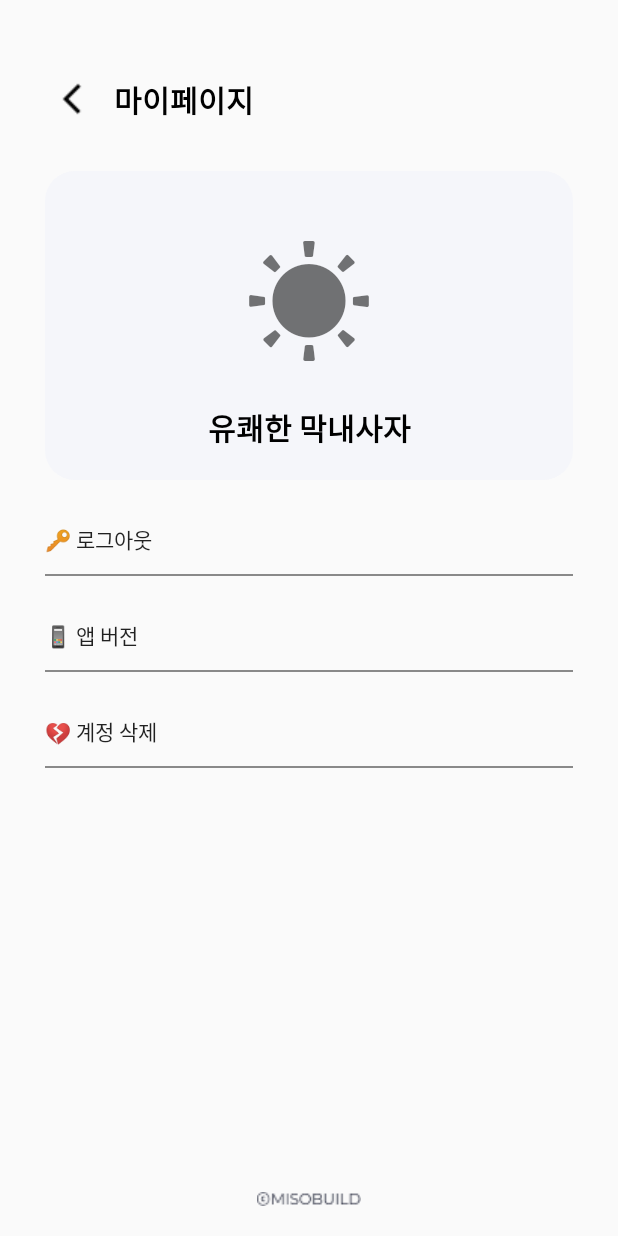
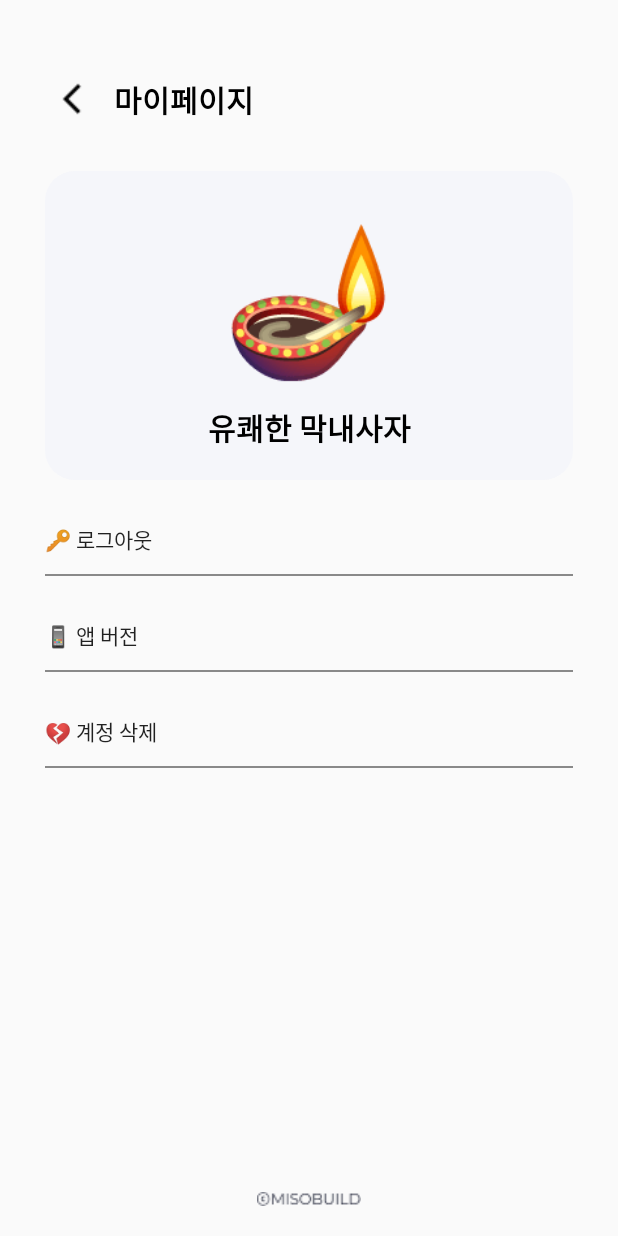
Before and after one commit to gjgustjd/WeatherChat, an Android app: the layout activity_mypage.xml on its own in the app's theme, with its tools: preview values and no code run, on a phone screen of 412 x 824 dp. Run offline under Robolectric (Android 15) with nearby library versions, the phone set to English and light mode, and no system bars.

Commit message:
이모지 표시 오류 해결

```diff
--- a/app/src/main/res/layout/activity_mypage.xml
+++ b/app/src/main/res/layout/activity_mypage.xml
@@ -72,8 +72,9 @@
             android:layout_marginTop="20dp"
             android:layout_marginBottom="10dp"
             android:gravity="center"
-            android:maxLength="1"
-            android:text="☀"
+            android:text="🪔"
+            android:textColor="@color/black"
+            android:textSize="20dp"
             app:autoSizeTextType="uniform"
             app:layout_constraintBottom_toTopOf="@+id/txt_nickname"
             app:layout_constraintEnd_toEndOf="parent"
```
